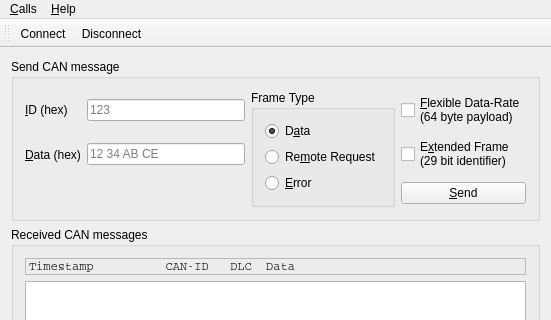
Old version of the form examples/serialbus/can/mainwindow.ui in the repository qt/qtserialbus; both pictures show x 0 to 551 and y 0 to 320 of the 551 by 481 pixel window.
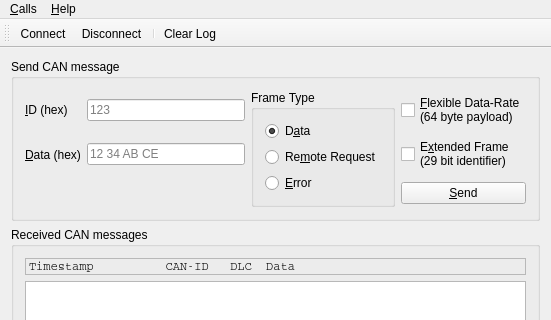
New version of the form. Icons and pictures are not drawn.

Commit message: CAN-Example: Add action to clear log window

```diff
--- a/examples/serialbus/can/mainwindow.ui
+++ b/examples/serialbus/can/mainwindow.ui
@@ -210,6 +210,8 @@
    </attribute>
    <addaction name="actionConnect"/>
    <addaction name="actionDisconnect"/>
+   <addaction name="separator"/>
+   <addaction name="actionClearLog"/>
   </widget>
   <widget class="QStatusBar" name="statusBar"/>
   <action name="actionConnect">
@@ -244,6 +246,15 @@
     <string>&amp;About Qt</string>
    </property>
   </action>
+  <action name="actionClearLog">
+   <property name="icon">
+    <iconset resource="can.qrc">
+     <normaloff>:/images/clear.png</normaloff>:/images/clear.png</iconset>
+   </property>
+   <property name="text">
+    <string>Clear &amp;Log</string>
+   </property>
+  </action>
  </widget>
  <layoutdefault spacing="6" margin="11"/>
  <resources>
```
Left out of the diff: 2 changed lines with no effect on the pictures. The commit also changes 1 other file.
